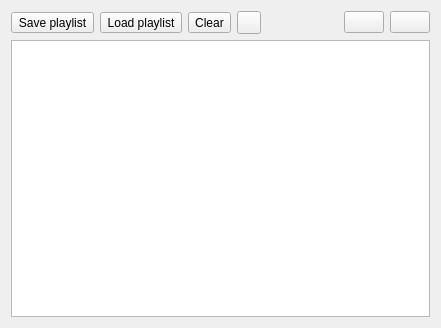
Above: galacteek/ui/forms/mediaplaylist.ui from pinnaculum/galacteek before the change. Below: the same form after it.
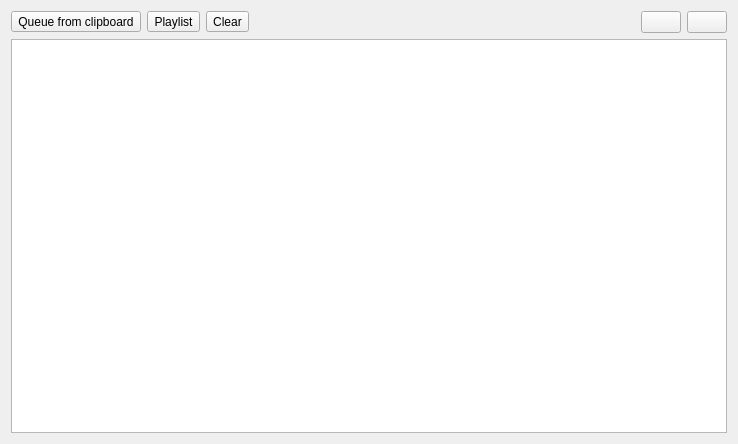
That is the form after the change. Icons and pictures are not drawn.

The edit to the form file:
```diff
--- a/galacteek/ui/forms/mediaplaylist.ui
+++ b/galacteek/ui/forms/mediaplaylist.ui
@@ -6,8 +6,8 @@
    <rect>
     <x>0</x>
     <y>0</y>
-    <width>441</width>
-    <height>328</height>
+    <width>738</width>
+    <height>444</height>
    </rect>
   </property>
   <property name="windowTitle">
@@ -21,14 +21,40 @@
        <item>
         <widget class="QToolButton" name="savePlaylistButton">
          <property name="text">
-          <string>Save playlist</string>
+          <string>Queue from clipboard</string>
+         </property>
+         <property name="icon">
+          <iconset resource="../galacteek.qrc">
+           <normaloff>:/share/icons/clipboard.png</normaloff>:/share/icons/clipboard.png</iconset>
+         </property>
+         <property name="iconSize">
+          <size>
+           <width>32</width>
+           <height>32</height>
+          </size>
+         </property>
+         <property name="toolButtonStyle">
+          <enum>Qt::ToolButtonTextBesideIcon</enum>
          </property>
         </widget>
        </item>
        <item>
         <widget class="QToolButton" name="loadPlaylistButton">
          <property name="text">
-          <string>Load playlist</string>
+          <string>Playlist</string>
+         </property>
+         <property name="icon">
+          <iconset resource="../galacteek.qrc">
+           <normaloff>:/share/icons/playlist.png</normaloff>:/share/icons/playlist.png</iconset>
+         </property>
+         <property name="iconSize">
+          <size>
+           <width>32</width>
+           <height>32</height>
+          </size>
+         </property>
+         <property name="toolButtonStyle">
+          <enum>Qt::ToolButtonTextBesideIcon</enum>
          </property>
         </widget>
        </item>
@@ -37,16 +63,14 @@
          <property name="text">
           <string>Clear</string>
          </property>
-        </widget>
-       </item>
-       <item>
-        <widget class="QToolButton" name="clipPlaylistButton">
-         <property name="text">
-          <string/>
+         <property name="iconSize">
+          <size>
+           <width>32</width>
+           <height>32</height>
+          </size>
          </property>
-         <property name="icon">
-          <iconset resource="../galacteek.qrc">
-           <normaloff>:/share/icons/clipboard.png</normaloff>:/share/icons/clipboard.png</iconset>
+         <property name="toolButtonStyle">
+          <enum>Qt::ToolButtonTextBesideIcon</enum>
          </property>
         </widget>
        </item>
```
Left out of the diff: 7 changed lines with no effect on the pictures.
